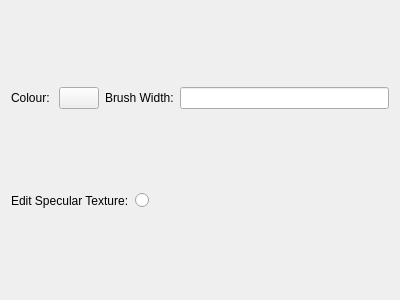
The window that GUI/BrushSettings/brushSettings.ui (Binyamin-Brion/TextureAtlasCreator) describes before a commit, drawn with Qt 5.
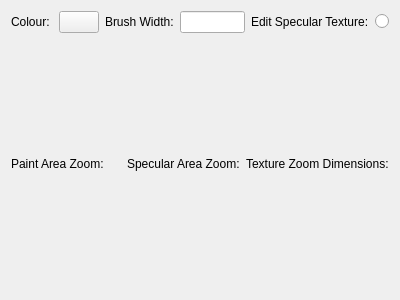
The same window after the commit.

Commit message: - Fixed issue when saving a project - Fixed issue with displaying an editing brush size - Added information about the zoom of the paint and display area, and the relative size of the selected texture with respect to the paint area

Diff of the .ui file:
```diff
--- a/GUI/BrushSettings/brushSettings.ui
+++ b/GUI/BrushSettings/brushSettings.ui
@@ -52,10 +52,6 @@
      <item>
       <widget class="QLineEdit" name="brushWidthLineEdit"/>
      </item>
-    </layout>
-   </item>
-   <item>
-    <layout class="QHBoxLayout" name="horizontalLayout_3">
      <item>
       <widget class="QLabel" name="editSpecularTextureLabel">
        <property name="text">
@@ -70,18 +66,30 @@
        </property>
       </widget>
      </item>
+    </layout>
+   </item>
+   <item>
+    <layout class="QHBoxLayout" name="horizontalLayout_3">
      <item>
-      <spacer name="horizontalSpacer">
-       <property name="orientation">
-        <enum>Qt::Horizontal</enum>
+      <widget class="QLabel" name="paintAreaZoom">
+       <property name="text">
+        <string>Paint Area Zoom:</string>
        </property>
-       <property name="sizeHint" stdset="0">
-        <size>
-         <width>40</width>
-         <height>20</height>
-        </size>
+      </widget>
+     </item>
+     <item>
+      <widget class="QLabel" name="specularDisplayZoom">
+       <property name="text">
+        <string>Specular Area Zoom:</string>
        </property>
-      </spacer>
+      </widget>
+     </item>
+     <item>
+      <widget class="QLabel" name="textureZoomDimensions">
+       <property name="text">
+        <string>Texture Zoom Dimensions:</string>
+       </property>
+      </widget>
      </item>
     </layout>
    </item>
```
The commit also changes 17 other files.
